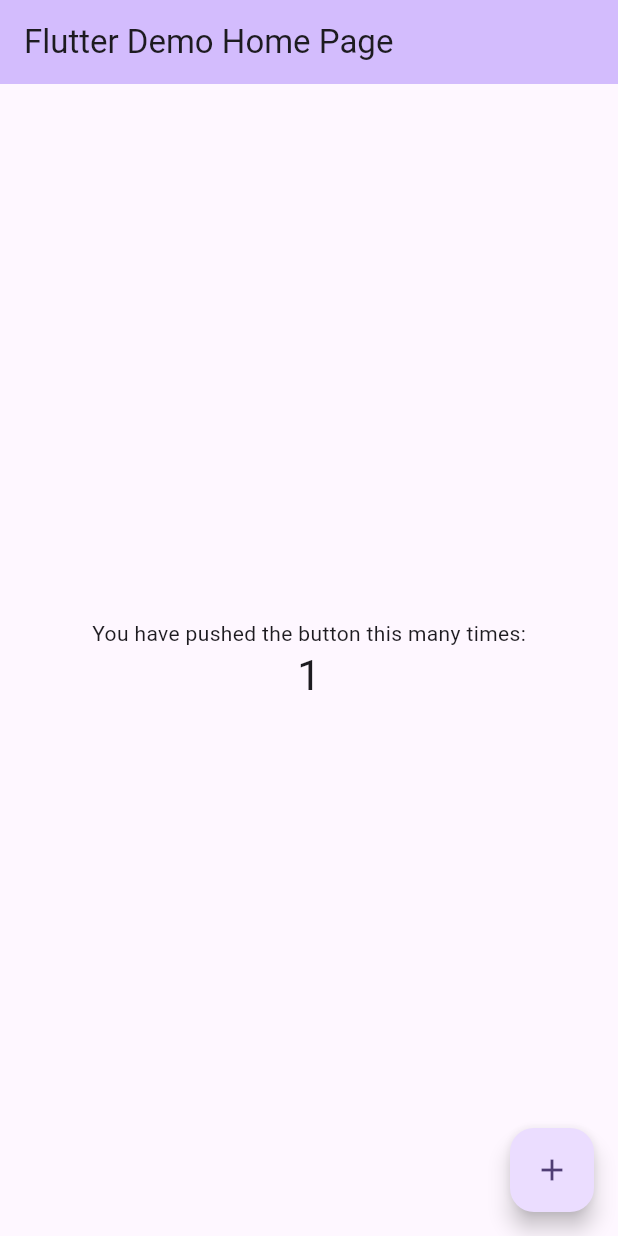
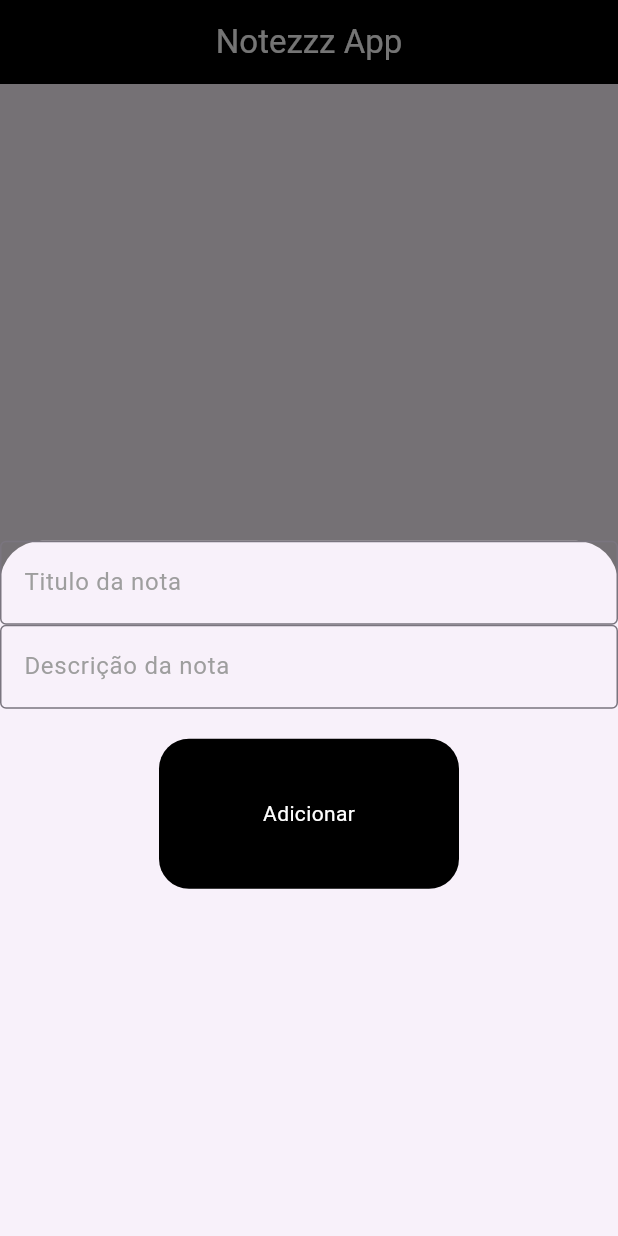
Before and after one commit to kauantorrisi/Notezz, a Flutter app: the screen it shows after launch, after a tap on the "add" icon, on a phone screen of 412 x 824 dp. Run offline on Flutter 3.47's test engine with Material 2 defaults, Android fonts, the phone set to English and light mode, and no system bars; our stand-ins replace hive, hive_flutter; accounts and stored records are empty.

Commit message:
adicionado as funções de criar, editar e apagar as notas

```diff
--- /dev/null
+++ b/lib/boxes.dart
@@ -0,0 +1,3 @@
+import 'package:hive_flutter/hive_flutter.dart';
+
+late Box boxNotes;
--- a/lib/main.dart
+++ b/lib/main.dart
@@ -1,6 +1,16 @@
 import 'package:flutter/material.dart';
 
-void main() {
+import 'package:hive_flutter/hive_flutter.dart';
+
+import 'package:hive_crud/boxes.dart';
+import 'package:hive_crud/note.dart';
+
+import 'pages/all_notes_page.dart';
+
+void main() async {
+  await Hive.initFlutter();
+  Hive.registerAdapter(NoteAdapter());
+  boxNotes = await Hive.openBox<Note>('boxNotes');
   runApp(const MyApp());
 }
 
@@ -10,100 +20,13 @@ class MyApp extends StatelessWidget {
   @override
   Widget build(BuildContext context) {
     return MaterialApp(
-      title: 'Flutter Demo',
+      debugShowCheckedModeBanner: false,
+      title: 'Notezzz',
       theme: ThemeData(
         colorScheme: ColorScheme.fromSeed(seedColor: Colors.deepPurple),
         useMaterial3: true,
       ),
-      home: const MyHomePage(title: 'Flutter Demo Home Page'),
+      home: AllNotesPage(boxNotes: boxNotes),
     );
   }
 }
-
-class MyHomePage extends StatefulWidget {
-  const MyHomePage({super.key, required this.title});
-
-  // This widget is the home page of your application. It is stateful, meaning
-  // that it has a State object (defined below) that contains fields that affect
-  // how it looks.
-
-  // This class is the configuration for the state. It holds the values (in this
-  // case the title) provided by the parent (in this case the App widget) and
-  // used by the build method of the State. Fields in a Widget subclass are
-  // always marked "final".
-
-  final String title;
-
-  @override
-  State<MyHomePage> createState() => _MyHomePageState();
-}
-
-class _MyHomePageState extends State<MyHomePage> {
-  int _counter = 0;
-
-  void _incrementCounter() {
-    setState(() {
-      // This call to setState tells the Flutter framework that something has
-      // changed in this State, which causes it to rerun the build method below
-      // so that the display can reflect the updated values. If we changed
-      // _counter without calling setState(), then the build method would not be
-      // called again, and so nothing would appear to happen.
-      _counter++;
-    });
-  }
-
-  @override
-  Widget build(BuildContext context) {
-    // This method is rerun every time setState is called, for instance as done
-    // by the _incrementCounter method above.
-    //
-    // The Flutter framework has been optimized to make rerunning build methods
-    // fast, so that you can just rebuild anything that needs updating rather
-    // than having to individually change instances of widgets.
-    return Scaffold(
-      appBar: AppBar(
-        // TRY THIS: Try changing the color here to a specific color (to
-        // Colors.amber, perhaps?) and trigger a hot reload to see the AppBar
-        // change color while the other colors stay the same.
-        backgroundColor: Theme.of(context).colorScheme.inversePrimary,
-        // Here we take the value from the MyHomePage object that was created by
-        // the App.build method, and use it to set our appbar title.
-        title: Text(widget.title),
-      ),
-      body: Center(
-        // Center is a layout widget. It takes a single child and positions it
-        // in the middle of the parent.
-        child: Column(
-          // Column is also a layout widget. It takes a list of children and
-          // arranges them vertically. By default, it sizes itself to fit its
-          // children horizontally, and tries to be as tall as its parent.
-          //
-          // Column has various properties to control how it sizes itself and
-          // how it positions its children. Here we use mainAxisAlignment to
-          // center the children vertically; the main axis here is the vertical
-          // axis because Columns are vertical (the cross axis would be
-          // horizontal).
-          //
-          // TRY THIS: Invoke "debug painting" (choose the "Toggle Debug Paint"
-          // action in the IDE, or press "p" in the console), to see the
-          // wireframe for each widget.
-          mainAxisAlignment: MainAxisAlignment.center,
-          children: <Widget>[
-            const Text(
-              'You have pushed the button this many times:',
-            ),
-            Text(
-              '$_counter',
-              style: Theme.of(context).textTheme.headlineMedium,
-            ),
-          ],
-        ),
-      ),
-      floatingActionButton: FloatingActionButton(
-        onPressed: _incrementCounter,
-        tooltip: 'Increment',
-        child: const Icon(Icons.add),
-      ), // This trailing comma makes auto-formatting nicer for build methods.
-    );
-  }
-}
--- /dev/null
+++ b/lib/pages/all_notes_page.dart
@@ -0,0 +1,227 @@
+import 'package:flutter/material.dart';
+
+import 'package:hive/hive.dart';
+
+import 'package:hive_crud/boxes.dart';
+import 'package:hive_crud/note.dart';
+
+class AllNotesPage extends StatefulWidget {
+  const AllNotesPage({super.key, required this.boxNotes});
+
+  final Box boxNotes;
+
+  @override
+  State<AllNotesPage> createState() => _AllNotesPageState();
+}
+
+class _AllNotesPageState extends State<AllNotesPage> {
+  final TextEditingController titleController = TextEditingController();
+
+  final TextEditingController descriptionController = TextEditingController();
+
+  @override
+  Widget build(BuildContext context) {
+    return Scaffold(
+      appBar: AppBar(
+        title: const Text(
+          'Notezzz App',
+          style: TextStyle(color: Colors.white),
+        ),
+        centerTitle: true,
+        backgroundColor: Colors.black,
+      ),
+      body: GridView.builder(
+          itemCount: boxNotes.length,
+          gridDelegate: const SliverGridDelegateWithFixedCrossAxisCount(
+              crossAxisCount: 2),
+          itemBuilder: (ctx, i) {
+            Note note = boxNotes.getAt(i);
+            return Stack(
+              alignment: AlignmentDirectional.bottomEnd,
+              children: [
+                Container(
+                  width: 300,
+                  height: 300,
+                  padding: const EdgeInsets.all(10),
+                  margin: const EdgeInsets.all(10),
+                  decoration: BoxDecoration(
+                    borderRadius: BorderRadius.circular(20),
+                    color: Colors.yellow,
+                  ),
+                  child: Column(
+                    children: [
+                      Center(child: Text(note.title)),
+                      const Divider(
+                        color: Colors.black,
+                      ),
+                      Center(child: Text(note.description)),
+                    ],
+                  ),
+                ),
+                Padding(
+                  padding: const EdgeInsets.all(10),
+                  child: Row(
+                    mainAxisAlignment: MainAxisAlignment.end,
+                    children: [
+                      IconButton(
+                        onPressed: () {
+                          setState(
+                            () => showModalBottomSheet(
+                              context: context,
+                              builder: (ctx) => Column(
+                                children: [
+                                  TextFormField(
+                                    controller: titleController,
+                                    keyboardType: TextInputType.text,
+                                    decoration: InputDecoration(
+                                      border: const OutlineInputBorder(),
+                                      hintText: note.title,
+                                      hintStyle:
+                                          const TextStyle(color: Colors.grey),
+                                    ),
+                                  ),
+                                  TextFormField(
+                                    controller: descriptionController,
+                                    keyboardType: TextInputType.text,
+                                    decoration: InputDecoration(
+                                      border: const OutlineInputBorder(),
+                                      hintText: note.description,
+                                      hintStyle:
+                                          const TextStyle(color: Colors.grey),
+                                    ),
+                                  ),
+                                  Padding(
+                                    padding: const EdgeInsets.all(20.0),
+                                    child: InkWell(
+                                      child: Container(
+                                        width: 200,
+                                        height: 100,
+                                        decoration: BoxDecoration(
+                                          color: Colors.black,
+                                          borderRadius:
+                                              BorderRadius.circular(20),
+                                        ),
+                                        child: const Center(
+                                          child: Text(
+                                            'Editar',
+                                            style:
+                                                TextStyle(color: Colors.white),
+                                          ),
+                                        ),
+                                      ),
+                                      onTap: () {
+                                        setState(() {
+                                          if (titleController.text.isEmpty &&
+                                              descriptionController
+                                                  .text.isEmpty) {
+                                            Navigator.pop(context);
+                                            return;
+                                          } else {
+                                            boxNotes.putAt(
+                                              i,
+                                              Note(
+                                                title: titleController.text,
+                                                description:
+                                                    descriptionController.text,
+                                              ),
+                                            );
+                                          }
+                                          titleController.text = '';
+                                          descriptionController.text = '';
+                                          Navigator.pop(context);
+                                        });
+                                      },
+                                    ),
+                                  )
+                                ],
+                              ),
+                            ),
+                          );
+                        },
+                        icon: const Icon(Icons.edit),
+                      ),
+                      IconButton(
+                        onPressed: () {
+                          setState(() {
+                            boxNotes.deleteAt(i);
+                          });
+                        },
+                        icon: const Icon(
+                          Icons.delete,
+                          color: Colors.red,
+                        ),
+                      ),
+                    ],
+                  ),
+                )
+              ],
+            );
+          }),
+      floatingActionButton: FloatingActionButton(
+        onPressed: () => showModalBottomSheet(
+          context: context,
+          builder: (ctx) => Column(
+            children: [
+              TextFormField(
+                controller: titleController,
+                keyboardType: TextInputType.text,
+                decoration: const InputDecoration(
+                  border: OutlineInputBorder(),
+                  hintText: 'Titulo da nota',
+                  hintStyle: TextStyle(color: Colors.grey),
+                ),
+              ),
+              TextFormField(
+                controller: descriptionController,
+                keyboardType: TextInputType.text,
+                decoration: const InputDecoration(
+                  border: OutlineInputBorder(),
+                  hintText: 'Descrição da nota',
+                  hintStyle: TextStyle(color: Colors.grey),
+                ),
+              ),
+              Padding(
+                padding: const EdgeInsets.all(20.0),
+                child: InkWell(
+                  child: Container(
+                    width: 200,
+                    height: 100,
+                    decoration: BoxDecoration(
+                      color: Colors.black,
+                      borderRadius: BorderRadius.circular(20),
+                    ),
+                    child: const Center(
+                      child: Text(
+                        'Adicionar',
+                        style: TextStyle(color: Colors.white),
+                      ),
+                    ),
+                  ),
+                  onTap: () {
+                    setState(() {
+                      boxNotes.put(
+                        'key_${titleController.text}',
+                        Note(
+                          title: titleController.text,
+                          description: descriptionController.text,
+                        ),
+                      );
+                      titleController.text = '';
+                      descriptionController.text = '';
+                      Navigator.pop(context);
+                    });
+                  },
+                ),
+              )
+            ],
+          ),
+        ),
+        backgroundColor: Colors.black,
+        child: const Icon(
+          Icons.add,
+          color: Colors.white,
+        ),
+      ),
+    );
+  }
+}
```
Also changed, not shown: lib/note.g.dart (added).
